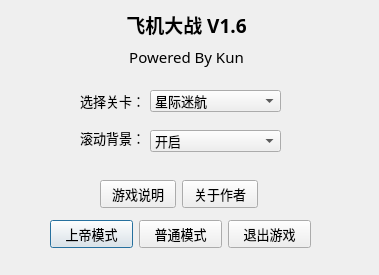
Before: the Qt Designer form logindlg.ui in kun368/PlaneWar, drawn with Qt 5.
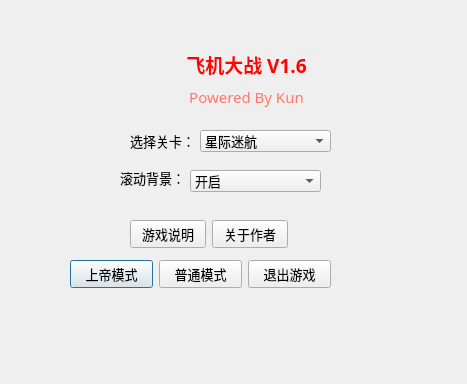
After: the same form once the commit is applied.

Commit message: 登录界面变为不规则的

The edit to the form file:
```diff
--- a/logindlg.ui
+++ b/logindlg.ui
@@ -6,8 +6,8 @@
    <rect>
     <x>0</x>
     <y>0</y>
-    <width>379</width>
-    <height>275</height>
+    <width>467</width>
+    <height>384</height>
    </rect>
   </property>
   <property name="font">
@@ -22,8 +22,8 @@
   <widget class="QWidget" name="layoutWidget">
    <property name="geometry">
     <rect>
-     <x>100</x>
-     <y>10</y>
+     <x>160</x>
+     <y>50</y>
      <width>173</width>
      <height>59</height>
     </rect>
@@ -38,6 +38,9 @@
         <bold>true</bold>
        </font>
       </property>
+      <property name="styleSheet">
+       <string notr="true">color: rgb(255, 2, 2);</string>
+      </property>
       <property name="text">
        <string>飞机大战 V1.6</string>
       </property>
@@ -53,6 +56,9 @@
         <pointsize>11</pointsize>
        </font>
       </property>
+      <property name="styleSheet">
+       <string notr="true">color: rgb(255, 119, 107);</string>
+      </property>
       <property name="text">
        <string>Powered By Kun</string>
       </property>
@@ -66,8 +72,8 @@
   <widget class="QWidget" name="layoutWidget">
    <property name="geometry">
     <rect>
-     <x>50</x>
-     <y>220</y>
+     <x>70</x>
+     <y>260</y>
      <width>261</width>
      <height>29</height>
     </rect>
@@ -99,8 +105,8 @@
   <widget class="QComboBox" name="comboBox">
    <property name="geometry">
     <rect>
-     <x>150</x>
-     <y>90</y>
+     <x>200</x>
+     <y>130</y>
      <width>131</width>
      <height>22</height>
     </rect>
@@ -129,8 +135,8 @@
   <widget class="QLabel" name="label_3">
    <property name="geometry">
     <rect>
-     <x>80</x>
-     <y>90</y>
+     <x>130</x>
+     <y>130</y>
      <width>71</width>
      <height>21</height>
     </rect>
@@ -142,8 +148,8 @@
   <widget class="QLabel" name="label_4">
    <property name="geometry">
     <rect>
-     <x>80</x>
-     <y>130</y>
+     <x>120</x>
+     <y>170</y>
      <width>54</width>
      <height>16</height>
     </rect>
@@ -155,8 +161,8 @@
   <widget class="QLabel" name="label_5">
    <property name="geometry">
     <rect>
-     <x>80</x>
-     <y>130</y>
+     <x>120</x>
+     <y>170</y>
      <width>71</width>
      <height>16</height>
     </rect>
@@ -168,8 +174,8 @@
   <widget class="QComboBox" name="comboBox_2">
    <property name="geometry">
     <rect>
-     <x>150</x>
-     <y>130</y>
+     <x>190</x>
+     <y>170</y>
      <width>131</width>
      <height>22</height>
     </rect>
@@ -185,11 +191,11 @@
     </property>
    </item>
   </widget>
-  <widget class="QWidget" name="">
+  <widget class="QWidget" name="layoutWidget">
    <property name="geometry">
     <rect>
-     <x>100</x>
-     <y>180</y>
+     <x>130</x>
+     <y>220</y>
      <width>158</width>
      <height>29</height>
     </rect>
```
The commit also changes 6 other files.
